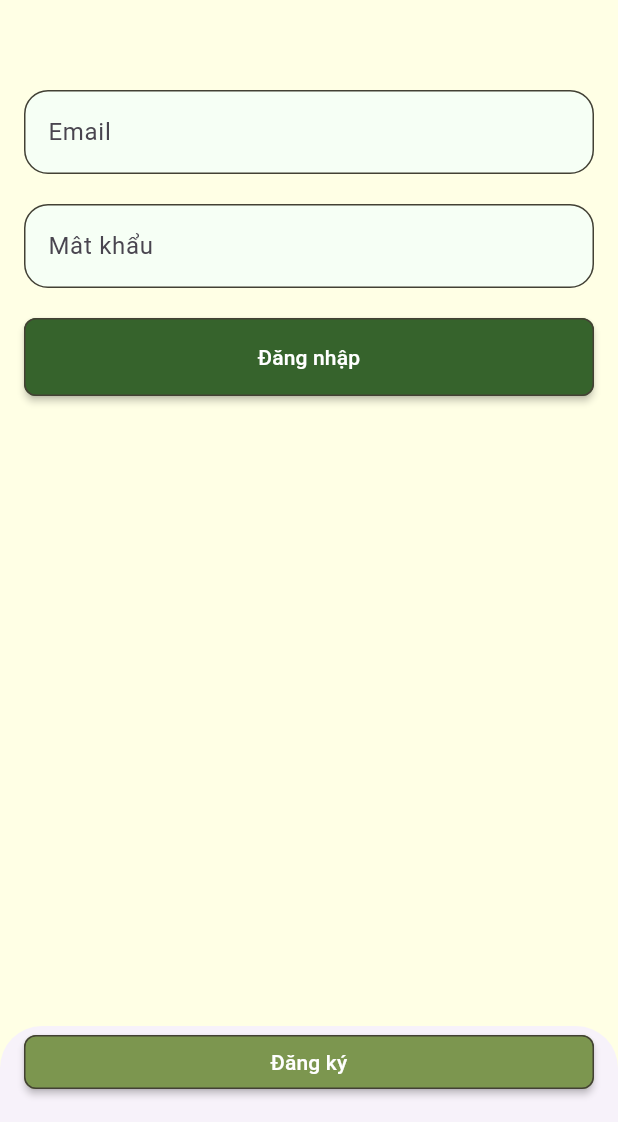
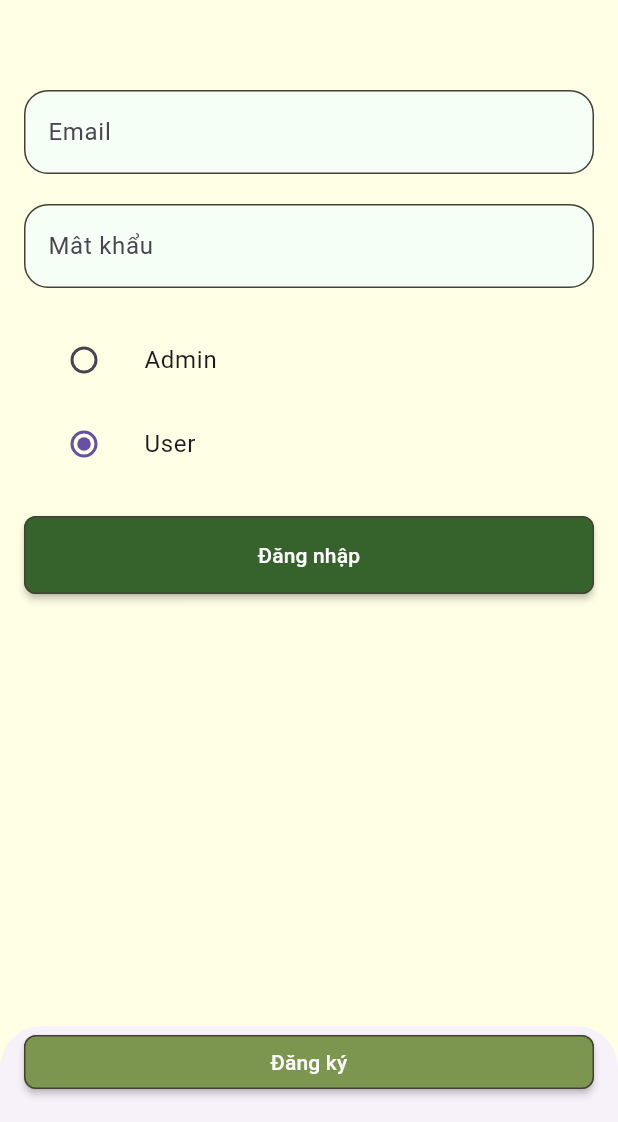
Before and after one commit to Nguyen-Loi/order_food, a Flutter app: the screen it shows after launch, on a phone screen of 412 x 824 dp, the part 114-1236 px from its top. Run offline on Flutter 3.47's test engine with Material 3 defaults, Android fonts, the phone set to English and light mode, and no system bars; our stand-ins replace cloud_firestore, firebase_auth, firebase_core, firebase_storage, get_it, image_picker and 1 more; accounts and stored records are empty.

Commit message:
add role for login

```diff
--- /dev/null
+++ b/lib/core/model/admin_model.dart
@@ -0,0 +1,17 @@
+import 'package:project_order_food/core/extension/methods.dart';
+import 'package:project_order_food/core/model/field_name.dart';
+import 'package:project_order_food/core/model/model.dart';
+
+class AdminModel extends Model {
+  AdminModel(super.data);
+
+  String get email => Methods.getString(data, FieldName.email);
+  String get password => Methods.getString(data, FieldName.password);
+  String get userName => Methods.getString(data, FieldName.userName);
+  String get phoneNumber => Methods.getString(data, FieldName.phoneNumber);
+
+  @override
+  String toString() {
+    return 'UID: $id - Email: $email';
+  }
+}
--- a/lib/core/model/field_name.dart
+++ b/lib/core/model/field_name.dart
@@ -19,4 +19,5 @@ class FieldName {
   static const String userName = 'userName';
   static const String phoneNumber = 'phoneNumber';
   static const String userID = 'userID';
+  static const String password = 'password';
 }
--- a/lib/core/model/model.dart
+++ b/lib/core/model/model.dart
@@ -6,7 +6,7 @@ class Model {
   final Map<String, dynamic> data;
   String get id => Methods.getString(data, 'id');
   String get createDate =>
-      Methods.convertTime(Methods.getDateTime(data, FieldName.createDate),
+      Methods.convertTime(Methods.getDateTime(data, FieldName.createDate)??DateTime.now(),
           defaultFormat: 'dd/MM/yyyy');
   ///Id danh mục
   String get refID => Methods.getString(data, FieldName.refID);
--- a/lib/core/model/order_model.dart
+++ b/lib/core/model/order_model.dart
@@ -28,6 +28,6 @@ class OrderModel extends Model {
 
   @override
   String get createDate =>
-      Methods.convertTime(Methods.getDateTime(data, FieldName.createDate),
+      Methods.convertTime(Methods.getDateTime(data, FieldName.createDate)??DateTime.now(),
           defaultFormat: 'dd/MM/yyyy - HH:mm');
 }
--- a/lib/ui/base_app/base_table.dart
+++ b/lib/ui/base_app/base_table.dart
@@ -5,6 +5,7 @@ class BaseTable {
   static const String product = 'Product';
   static const String order = 'Order';
   static const String user = 'User';
+  static const String admin = 'Admin';
   static const String orderDetail = 'Order_Detail';
   static const String statusOrder = 'StatusOrder';
 }
--- a/lib/ui/router.dart
+++ b/lib/ui/router.dart
@@ -67,7 +67,8 @@ class MainRouter {
   static Route<dynamic> generateRoute(RouteSettings settings) {
     switch (settings.name) {
       case RoutePaths.loadingView:
-        return MaterialPageRoute(builder: (_) => const LoadingView());
+        bool isAdmin = settings.arguments as bool;
+        return MaterialPageRoute(builder: (_) => LoadingView(isAdmin: isAdmin));
 
       case RoutePaths.loginView:
         return MaterialPageRoute(builder: (_) => const LoginView());
--- a/lib/ui/view/common_view/loading_view/loading_view.dart
+++ b/lib/ui/view/common_view/loading_view/loading_view.dart
@@ -6,7 +6,8 @@ import 'package:project_order_food/ui/shared/ui_helpers.dart';
 import 'package:project_order_food/ui/view/common_view/loading_view/data_app.dart';
 
 class LoadingView extends StatefulWidget {
-  const LoadingView({super.key});
+  const LoadingView({super.key, required this.isAdmin});
+  final bool isAdmin;
 
   @override
   State<LoadingView> createState() => _LoadingViewState();
@@ -18,7 +19,7 @@ class _LoadingViewState extends State<LoadingView> {
     super.initState();
 
     WidgetsBinding.instance
-        .addPostFrameCallback((_) => locator<DataApp>().initData());
+        .addPostFrameCallback((_) => locator<DataApp>().initData(widget.isAdmin));
   }
 
   @override
--- a/lib/ui/view/common_view/login/login_view.dart
+++ b/lib/ui/view/common_view/login/login_view.dart
@@ -1,5 +1,6 @@
 import 'package:firebase_auth/firebase_auth.dart';
 import 'package:flutter/material.dart';
+import 'package:project_order_food/core/extension/validation.dart';
 import 'package:project_order_food/core/service/get_navigation.dart';
 import 'package:project_order_food/locator.dart';
 import 'package:project_order_food/ui/config/app_style.dart';
@@ -10,7 +11,6 @@ import 'package:project_order_food/ui/view/common_view/login/controllers/login_c
 import 'package:project_order_food/ui/view/common_view/register/register_view.dart';
 import 'package:project_order_food/ui/widget/a_button.dart';
 import 'package:project_order_food/ui/widget/form/a_text_form_field.dart';
-import 'package:project_order_food/core/extension/validation.dart';
 
 class LoginView extends StatefulWidget {
   const LoginView({super.key});
@@ -66,6 +66,8 @@ class _LoginViewState extends State<LoginView> {
                     onSaved: (v) => controller.password = v,
                   ),
                   UIHelper.verticalSpaceMedium(),
+                  _optionLogin(),
+                  UIHelper.verticalSpaceMedium(),
                   AButton.text(
                     'Đăng nhập',
                     isExpanded: true,
@@ -100,4 +102,33 @@ class _LoginViewState extends State<LoginView> {
       ),
     );
   }
+
+  Widget _optionLogin() {
+    return Column(children: <Widget>[
+      ListTile(
+        title: const Text('Admin'),
+        leading: Radio<bool>(
+          value: true,
+          groupValue: controller.loginWithAdmin,
+          onChanged: (value) {
+            setState(() {
+              controller.loginWithAdmin = value ?? true;
+            });
+          },
+        ),
+      ),
+      ListTile(
+        title: const Text('User'),
+        leading: Radio<bool>(
+          value: false,
+          groupValue: controller.loginWithAdmin,
+          onChanged: (value) {
+            setState(() {
+              controller.loginWithAdmin = value ?? false;
+            });
+          },
+        ),
+      ),
+    ]);
+  }
 }
--- a/lib/ui/view/common_view/register/controllers/register_controller.dart
+++ b/lib/ui/view/common_view/register/controllers/register_controller.dart
@@ -29,7 +29,8 @@ class RegisterController {
             FieldName.email: currentUser.email,
           }, customID: currentUser.uid).then((value) {
             if (value == null) {
-              locator<GetNavigation>().replaceTo(RoutePaths.loadingView);
+              locator<GetNavigation>()
+                  .replaceTo(RoutePaths.loadingView, arguments: false);
             } else {
               locator<GetNavigation>().openDialog(content: value);
             }
```
Also changed, not shown: lib/core/extension/methods.dart (+12 -6 lines), lib/ui/view/common_view/loading_view/data_app.dart (+5 -9 lines), lib/ui/view/common_view/login/controllers/login_controller.dart (+23 -4 lines), pubspec.lock, 1 other file.
